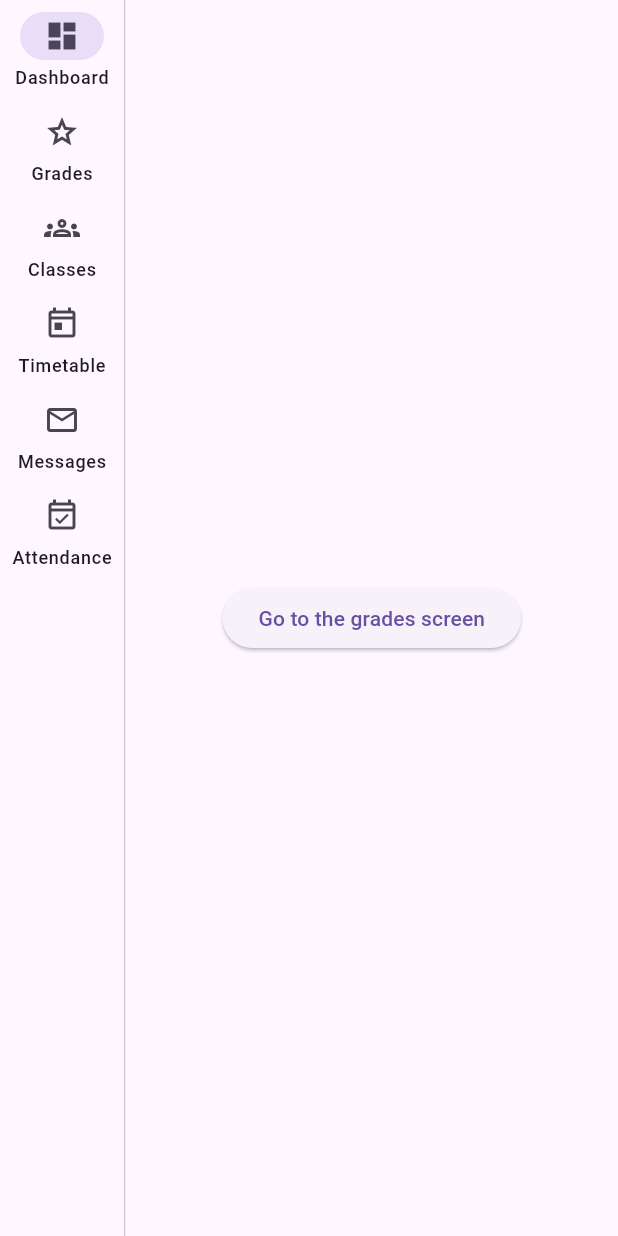
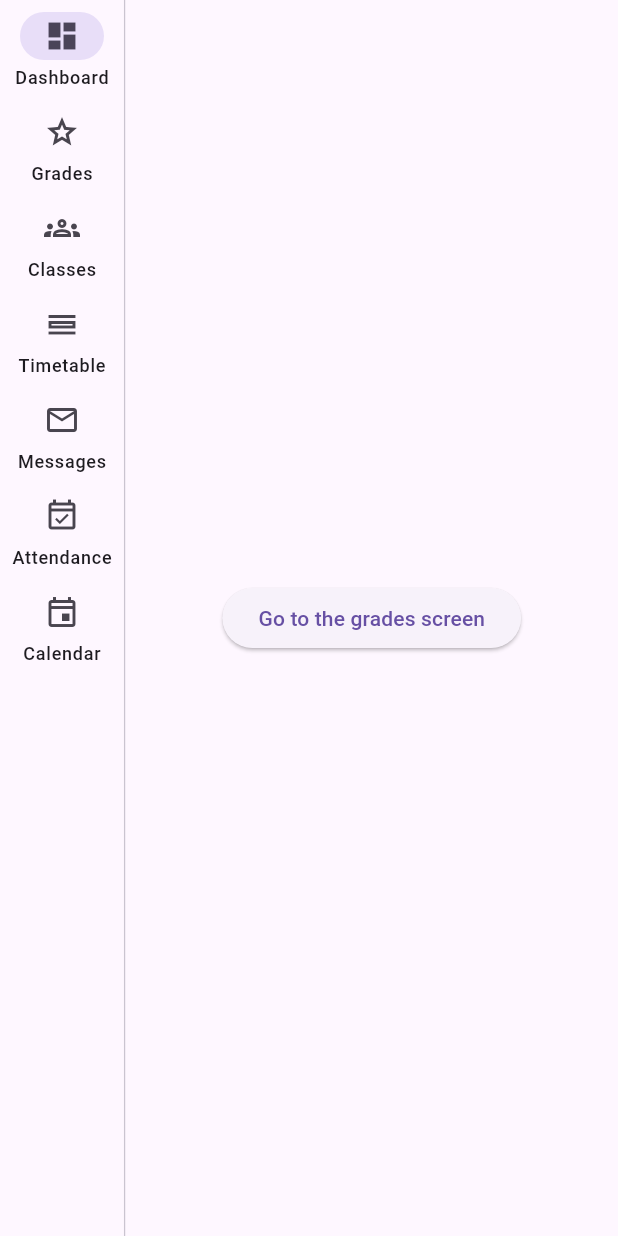
Before and after one commit to naipofo/e-school-track, a Flutter app: the screen it shows after launch, on a phone screen of 412 x 824 dp. Run offline on Flutter 3.47's test engine with Material 2 defaults, Android fonts, the phone set to English and light mode, and no system bars; our stand-ins replace go_router; missing offline and left inert: ferry, ferry_flutter, gql_websocket_link.

Commit message:
calendar widget

```diff
--- a/school_track_front/lib/router/routes.dart
+++ b/school_track_front/lib/router/routes.dart
@@ -1,6 +1,7 @@
 import 'package:flutter/material.dart';
 import 'package:go_router/go_router.dart';
 import 'package:school_track_front/pages/attendance/attendance.dart';
+import 'package:school_track_front/pages/calendar/calendar.dart';
 import 'package:school_track_front/pages/classes/classes.dart';
 import 'package:school_track_front/pages/classes/single_class.dart';
 import 'package:school_track_front/pages/dashboard.dart';
@@ -140,6 +141,15 @@ final router = GoRouter(
                   const AttendanceScreen(),
             ),
           ],
+        ),
+        StatefulShellBranch(
+          routes: [
+            GoRoute(
+              path: '/calendar',
+              builder: (BuildContext context, GoRouterState state) =>
+                  const CalendarScreen(),
+            ),
+          ],
         )
       ],
     )
@@ -192,8 +202,8 @@ class ScaffoldWithNavBar extends StatelessWidget {
                   label: Text('Classes'),
                 ),
                 NavigationRailDestination(
-                  icon: Icon(Icons.today_outlined),
-                  selectedIcon: Icon(Icons.today),
+                  icon: Icon(Icons.calendar_view_day_outlined),
+                  selectedIcon: Icon(Icons.calendar_view_day),
                   label: Text('Timetable'),
                 ),
                 NavigationRailDestination(
@@ -205,6 +215,11 @@ class ScaffoldWithNavBar extends StatelessWidget {
                   icon: Icon(Icons.event_available_outlined),
                   selectedIcon: Icon(Icons.event_available),
                   label: Text('Attendance'),
+                ),
+                NavigationRailDestination(
+                  icon: Icon(Icons.event_outlined),
+                  selectedIcon: Icon(Icons.event),
+                  label: Text('Calendar'),
                 ),
               ],
             ),
```
Also changed, not shown: school_track_front/lib/pages/calendar/calendar.dart (added, +65 -0 lines), school_track_front/lib/pages/timetable/timetable.dart (+7 -3 lines).
